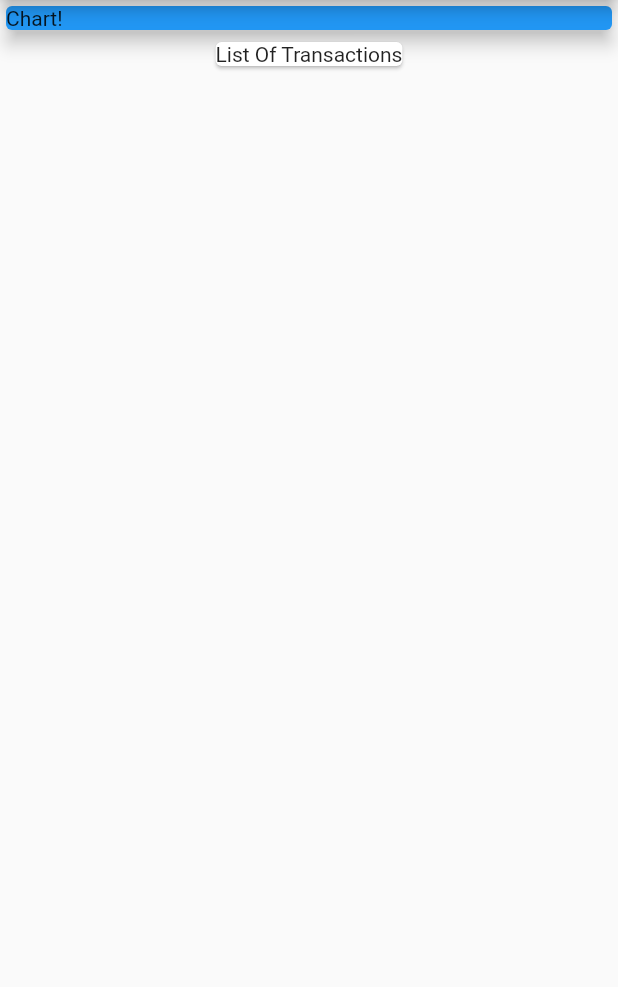
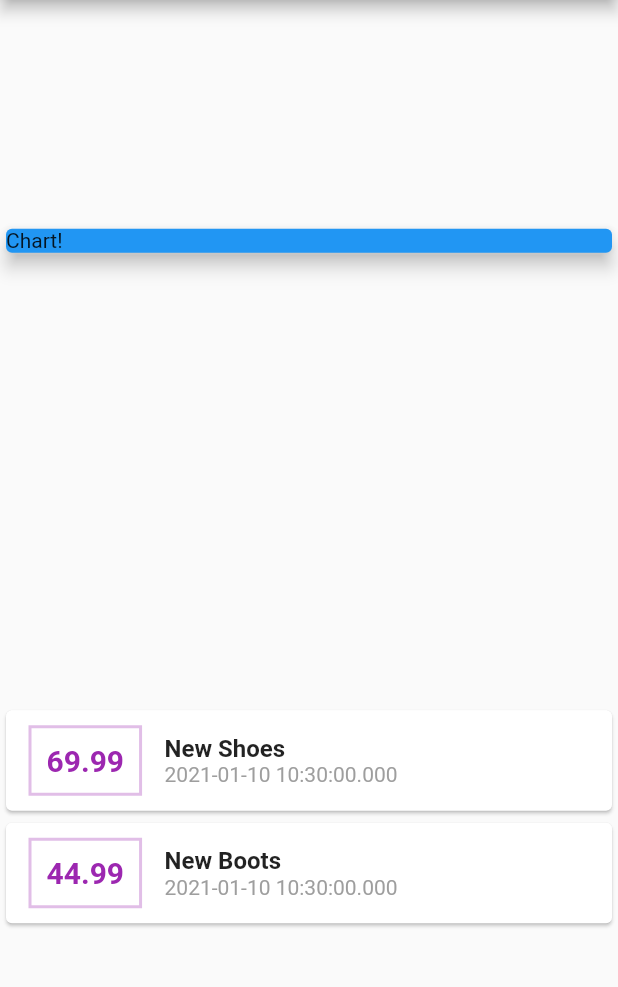
Before and after one commit to arunmopare/flutter-expence-manager, a Flutter app: the screen it shows after launch, on a phone screen of 412 x 824 dp, the part 84-1071 px from its top. Run offline on Flutter 3.47's test engine with Material 2 defaults, Android fonts, the phone set to English and light mode, and no system bars.

Commit message:
improved UI and added styling to home page

```diff
--- a/lib/main.dart
+++ b/lib/main.dart
@@ -1,3 +1,4 @@
+import './transaction.dart';
 import 'package:flutter/material.dart';
 
 void main() {
@@ -16,6 +17,19 @@ class MyApp extends StatelessWidget {
 }
 
 class MyHomePage extends StatelessWidget {
+  final List<Transaction> transactions = [
+    Transaction(
+        id: "t1",
+        title: "New Shoes",
+        amount: 69.99,
+        date: DateTime.now()),
+    Transaction(
+        id: "t2",
+        title: "New Boots",
+        amount: 44.99,
+        date: DateTime.now())
+  ];
+
   @override
   Widget build(BuildContext context) {
     return Scaffold(
@@ -23,6 +37,8 @@ class MyHomePage extends StatelessWidget {
           title: Text("Expence Manager"),
         ),
         body: Column(
+          mainAxisAlignment: MainAxisAlignment.spaceAround,
+          crossAxisAlignment: CrossAxisAlignment.stretch,
           children: <Widget>[
             Container(
               width: double.infinity,
@@ -32,8 +48,52 @@ class MyHomePage extends StatelessWidget {
                 elevation: 5,
               ),
             ),
-            Card(
-              child: Text('List Of Transactions'),
+            Column(
+              children: transactions.map((tx) {
+                return Card(
+                    child: Row(
+                  children: <Widget>[
+                    Container(
+                      margin: EdgeInsets.symmetric(
+                        horizontal: 15,
+                        vertical: 10,
+                      ),
+                      decoration: BoxDecoration(
+                        border: Border.all(
+                          color: Colors.purple[100],
+                          width: 2,
+                        ),
+                      ),
+                      padding: EdgeInsets.all(10),
+                      child: Text(
+                        tx.amount.toString(),
+                        style: TextStyle(
+                          fontWeight: FontWeight.bold,
+                          fontSize: 20,
+                          color: Colors.purple,
+                        ),
+                      ),
+                    ),
+                    Column(
+                      crossAxisAlignment:
+                          CrossAxisAlignment.start,
+                      children: <Widget>[
+                        Text(
+                          tx.title,
+                          style: TextStyle(
+                            fontSize: 16,
+                            fontWeight: FontWeight.bold,
+                           ),
+                        ),
+                        Text(
+                          tx.date.toString(),
+													style: TextStyle(color: Colors.grey),
+												)
+                      ],
+                    )
+                  ],
+                ));
+              }).toList(),
             )
           ],
         ));
--- /dev/null
+++ b/lib/transaction.dart
@@ -0,0 +1,14 @@
+import 'package:flutter/foundation.dart';
+
+class Transaction {
+  final String id;
+  final String title;
+  final double amount;
+  final DateTime date;
+
+  Transaction(
+      {@required this.id,
+      @required this.title,
+      @required this.amount,
+      @required this.date});
+}
```
